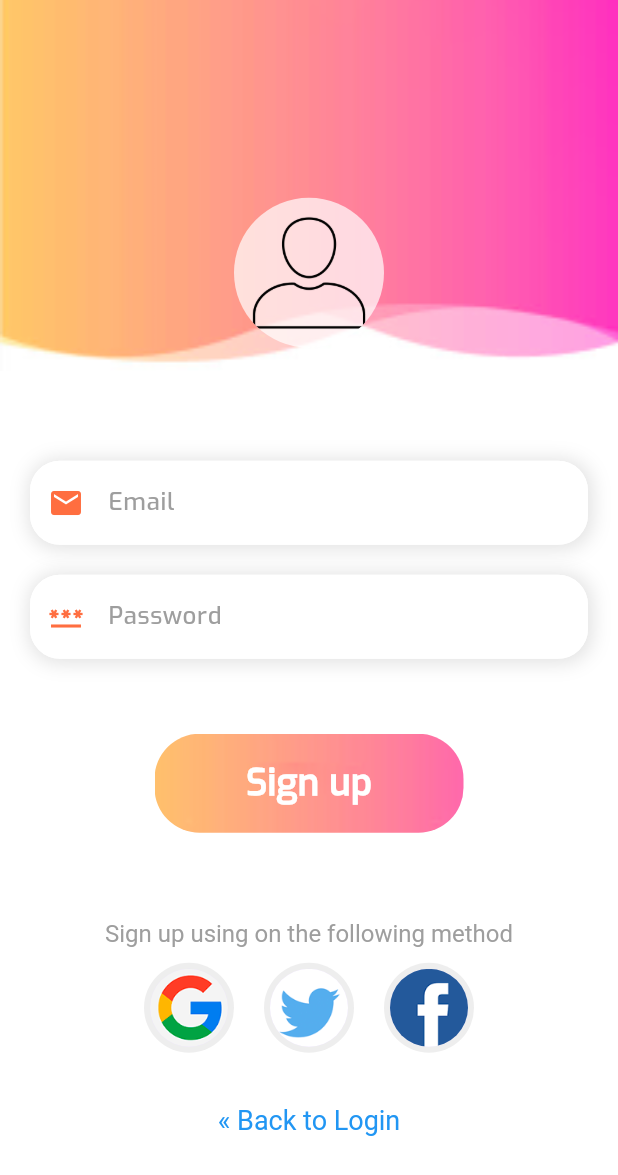
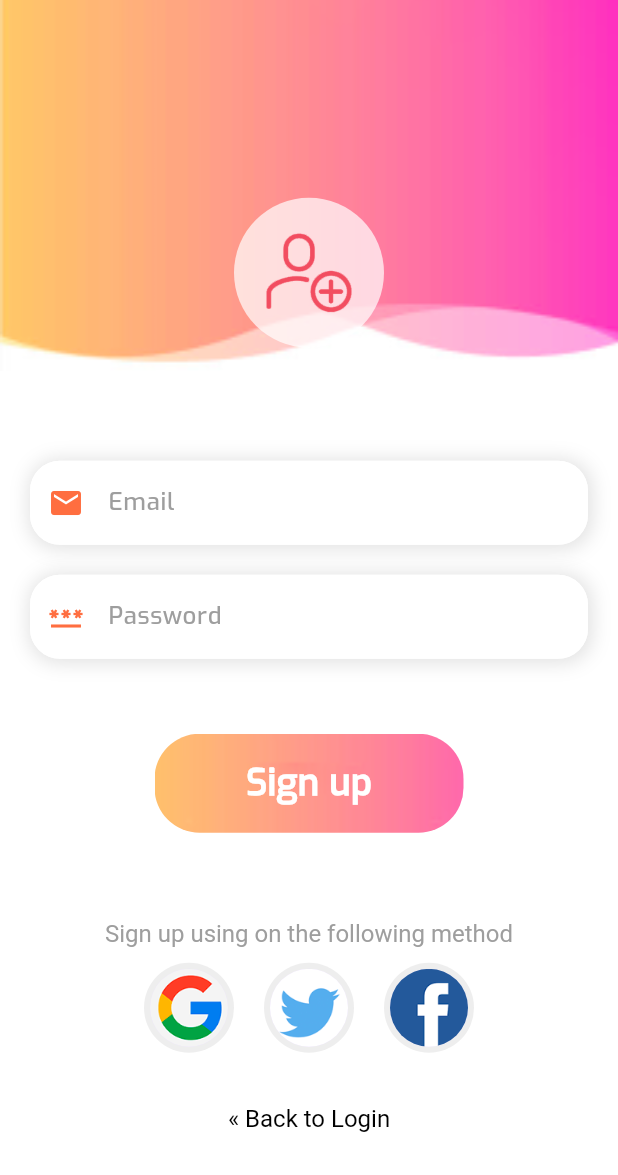
Before and after one commit to osman-koc/simple-todo-app, a Flutter app: the RegisterPage screen opened directly, on a phone screen of 412 x 824 dp. Shown: the top 1175 px of the screen. Run offline on Flutter 3.47's test engine with Material 3 defaults, Android fonts, the phone set to English and light mode, and no system bars.

Commit message:
feat: update register page profile picture

```diff
--- a/lib/screens/register.dart
+++ b/lib/screens/register.dart
@@ -49,8 +49,8 @@ class RegisterPageState extends State<RegisterPage> {
       text: TextSpan(
         text: AppLocalizations.of(context).translate(key: AppLang.backToLogin),
         style: const TextStyle(
-          color: Colors.blue,
-          fontSize: 18,
+          color: Colors.black,
+          fontSize: 16,
         ),
         recognizer: TapGestureRecognizer()
           ..onTap = () {
@@ -204,8 +204,7 @@ class RegisterPageState extends State<RegisterPage> {
             hintText:
                 AppLocalizations.of(context).translate(key: AppLang.password),
             hintStyle: const TextStyle(color: Colors.grey),
-            prefixIcon:
-                const Icon(Icons.password, color: tdDeepOrangeAccent),
+            prefixIcon: const Icon(Icons.password, color: tdDeepOrangeAccent),
             focusedBorder: OutlineInputBorder(
               borderRadius: BorderRadius.circular(20),
               borderSide: const BorderSide(color: Colors.white, width: 1.0),
```
Also changed, not shown: assets/images/login/profile.png, assets/images/login/profile1.png (deleted), 1 other file.
